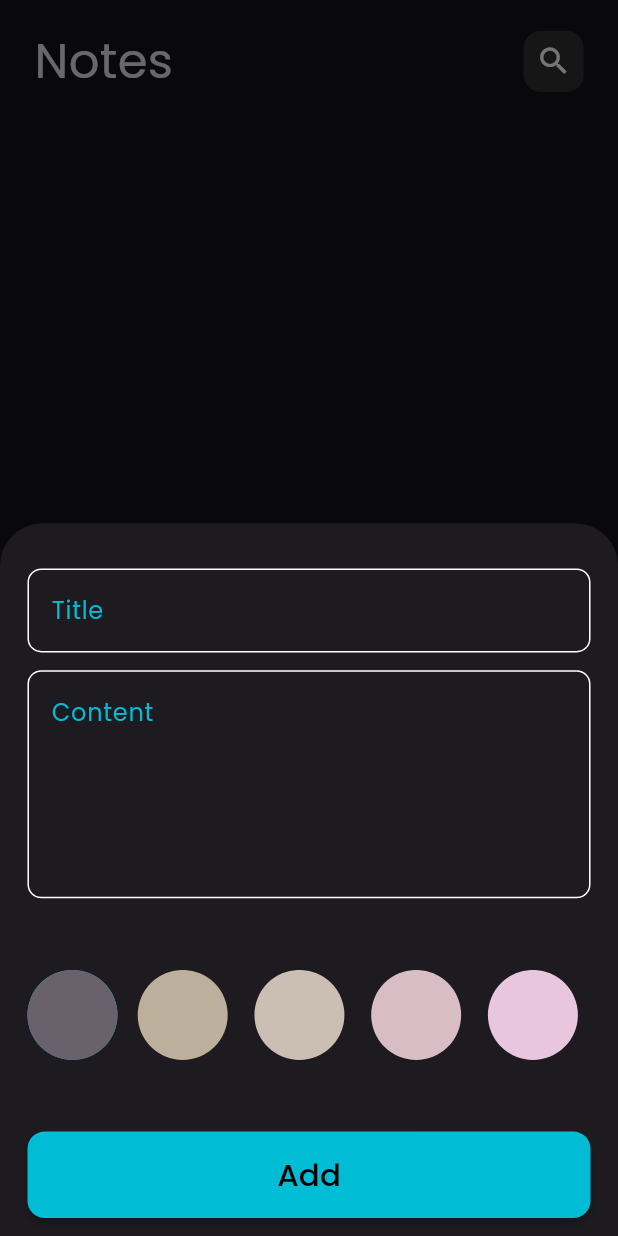
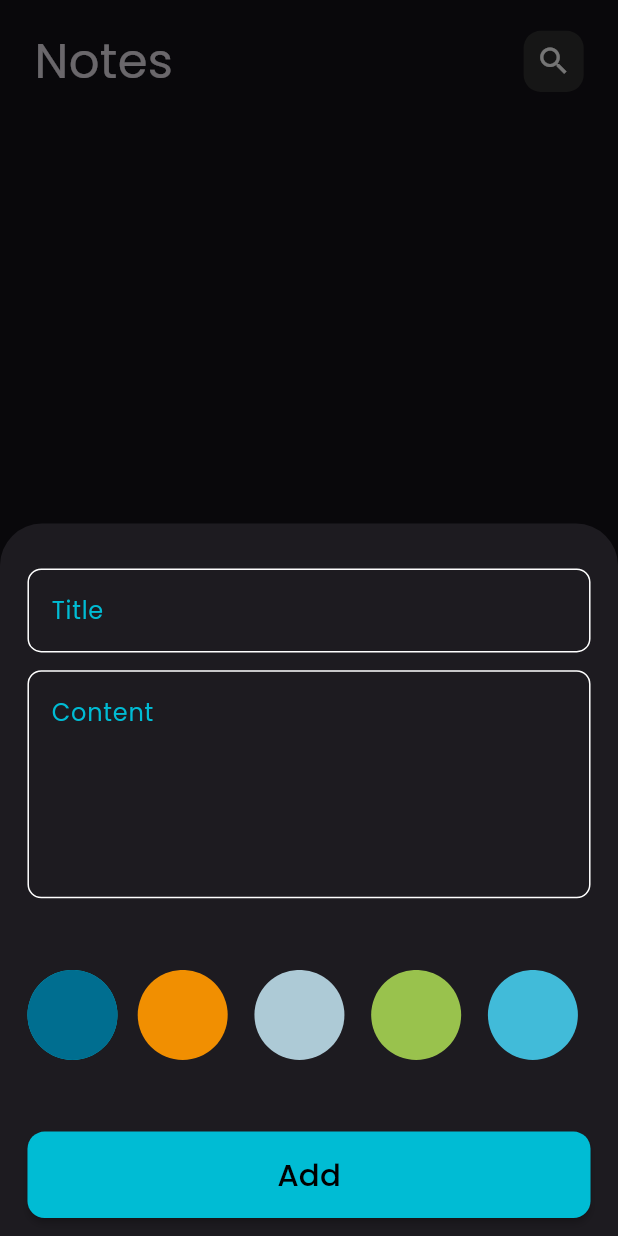
Before and after one commit to Ahmedyehia122/Notifly, a Flutter app: the screen it shows after launch, after a tap on the "add" icon, on a phone screen of 412 x 824 dp. Run offline on Flutter 3.47's test engine with Material 3 defaults, Android fonts, the phone set to English and light mode, and no system bars; our stand-ins replace bloc, flutter_bloc, flutter_screenutil, font_awesome_flutter, hive, hive_flutter; accounts and stored records are empty.

Commit message:
change colors list

```diff
--- a/lib/features/notes/data/cubits/add_notes_cubit/add_notes_cubit.dart
+++ b/lib/features/notes/data/cubits/add_notes_cubit/add_notes_cubit.dart
@@ -10,7 +10,7 @@ part 'add_notes_state.dart';
 class AddNotesCubit extends Cubit<AddNotesState> {
   AddNotesCubit() : super(AddNotesInitial());
 
-  Color? color = const Color(0xff69626D);
+  Color? color = const Color(0xff006E90);
 
   addNote(NoteModel note) async {
     note.color = color!.value;
--- a/lib/features/notes/presentation/widgets/custom_colors_list_view.dart
+++ b/lib/features/notes/presentation/widgets/custom_colors_list_view.dart
@@ -14,11 +14,11 @@ class CustomColorsListView extends StatefulWidget {
 class _CustomColorsListViewState extends State<CustomColorsListView> {
   int currentIndex = 0;
   List<Color> colors = [
-    const Color(0xff69626D),
-    const Color(0xffBCAF9C),
-    const Color(0xffCBBEB3),
-    const Color(0xffD9BDC5),
-    const Color(0xffE8C7DE),
+    const Color(0xff006E90),
+    const Color(0xffF18F01),
+    const Color(0xffADCAD6),
+    const Color(0xff99C24D),
+    const Color(0xff41BBD9),
   ];
   @override
   Widget build(BuildContext context) {
```
